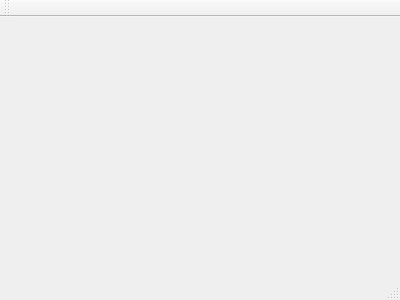
Qt form qt/ImageGallery/mainwindow.ui (kzhereb/knu-is-ooop2019) before a commit.
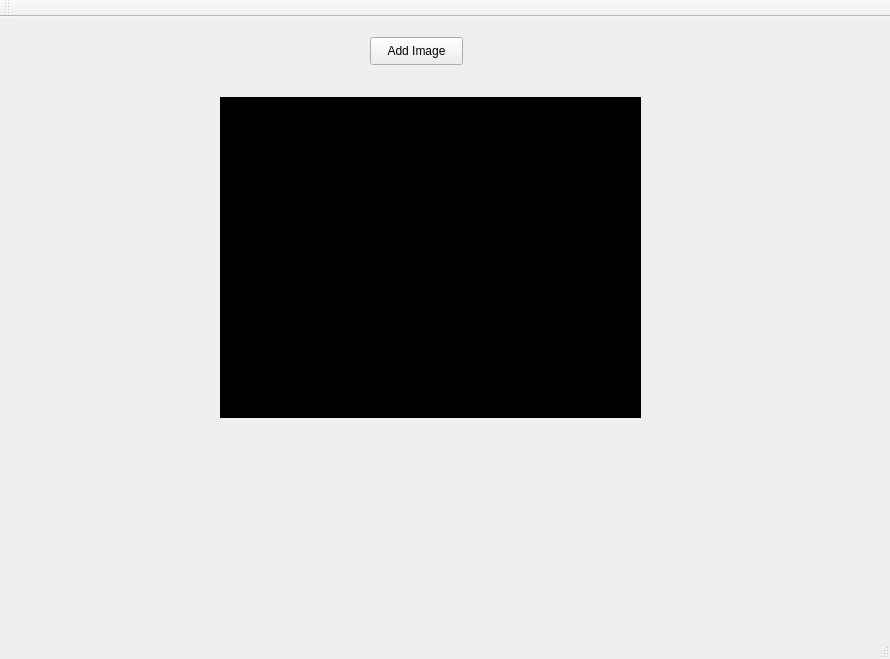
The same form after that commit.

Commit message:
Show a single image
No scaling - shows only part of image

```diff
--- a/qt/ImageGallery/mainwindow.ui
+++ b/qt/ImageGallery/mainwindow.ui
@@ -1,24 +1,69 @@
 <ui version="4.0">
  <class>MainWindow</class>
- <widget class="QMainWindow" name="MainWindow" >
-  <property name="geometry" >
+ <widget class="QMainWindow" name="MainWindow">
+  <property name="geometry">
    <rect>
     <x>0</x>
     <y>0</y>
-    <width>400</width>
-    <height>300</height>
+    <width>890</width>
+    <height>659</height>
    </rect>
   </property>
   <property name="windowTitle" >
    <string>MainWindow</string>
   </property>
-  <widget class="QMenuBar" name="menuBar" />
-  <widget class="QToolBar" name="mainToolBar" />
-  <widget class="QWidget" name="centralWidget" />
-  <widget class="QStatusBar" name="statusBar" />
+  <widget class="QWidget" name="centralWidget">
+   <widget class="QLabel" name="lblCurrentImage">
+    <property name="geometry">
+     <rect>
+      <x>220</x>
+      <y>80</y>
+      <width>421</width>
+      <height>321</height>
+     </rect>
+    </property>
+    <property name="styleSheet">
+     <string notr="true">background-color: rgb(0, 0, 0);</string>
+    </property>
+    <property name="text">
+     <string/>
+    </property>
+   </widget>
+   <widget class="QPushButton" name="btnAddImage">
+    <property name="geometry">
+     <rect>
+      <x>370</x>
+      <y>20</y>
+      <width>93</width>
+      <height>28</height>
+     </rect>
+    </property>
+    <property name="text">
+     <string>Add Image</string>
+    </property>
+   </widget>
+  </widget>
+  <widget class="QMenuBar" name="menuBar">
+   <property name="geometry">
+    <rect>
+     <x>0</x>
+     <y>0</y>
+     <width>890</width>
+     <height>26</height>
+    </rect>
+   </property>
+  </widget>
+  <widget class="QToolBar" name="mainToolBar">
+   <attribute name="toolBarArea">
+    <enum>TopToolBarArea</enum>
+   </attribute>
+   <attribute name="toolBarBreak">
+    <bool>false</bool>
+   </attribute>
+  </widget>
+  <widget class="QStatusBar" name="statusBar"/>
  </widget>
- <layoutDefault spacing="6" margin="11" />
- <pixmapfunction></pixmapfunction>
+ <layoutdefault spacing="6" margin="11"/>
  <resources/>
  <connections/>
 </ui>
```
Left out of the diff: 3 changed lines with no effect on the pictures. The commit also changes 2 other files.
